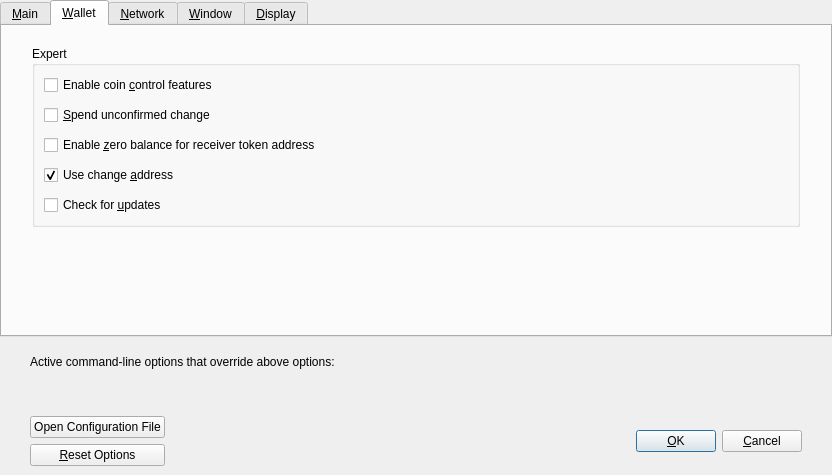
Old version of the form src/qt/forms/optionsdialog.ui in the repository Hydra-Chain/node.
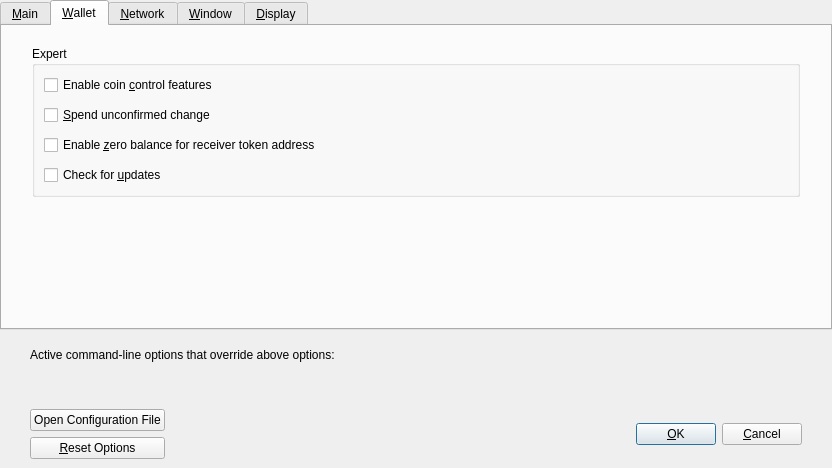
New version of the form. The open tabs and pages were chosen to show the change. Custom widgets are drawn as their Qt base class.

```diff
--- a/src/qt/forms/optionsdialog.ui
+++ b/src/qt/forms/optionsdialog.ui
@@ -252,11 +252,6 @@
         </layout>
        </item>
        <item>
-        <widget class="QCheckBox" name="logEvents">
-         <property name="text">
-          <string>Enable  log &amp;events</string>
-         </property>
-        </widget>
        </item>
        <item>
         <widget class="QCheckBox" name="superStaking">
@@ -356,14 +351,6 @@
            </widget>
           </item>
           <item>
-           <widget class="QCheckBox" name="useChangeAddress">
-            <property name="text">
-             <string>Use change &amp;address</string>
-            </property>
-            <property name="checked">
-             <bool>true</bool>
-            </property>
-           </widget>
           </item>
           <item>
            <widget class="QCheckBox" name="checkForUpdates">
```
